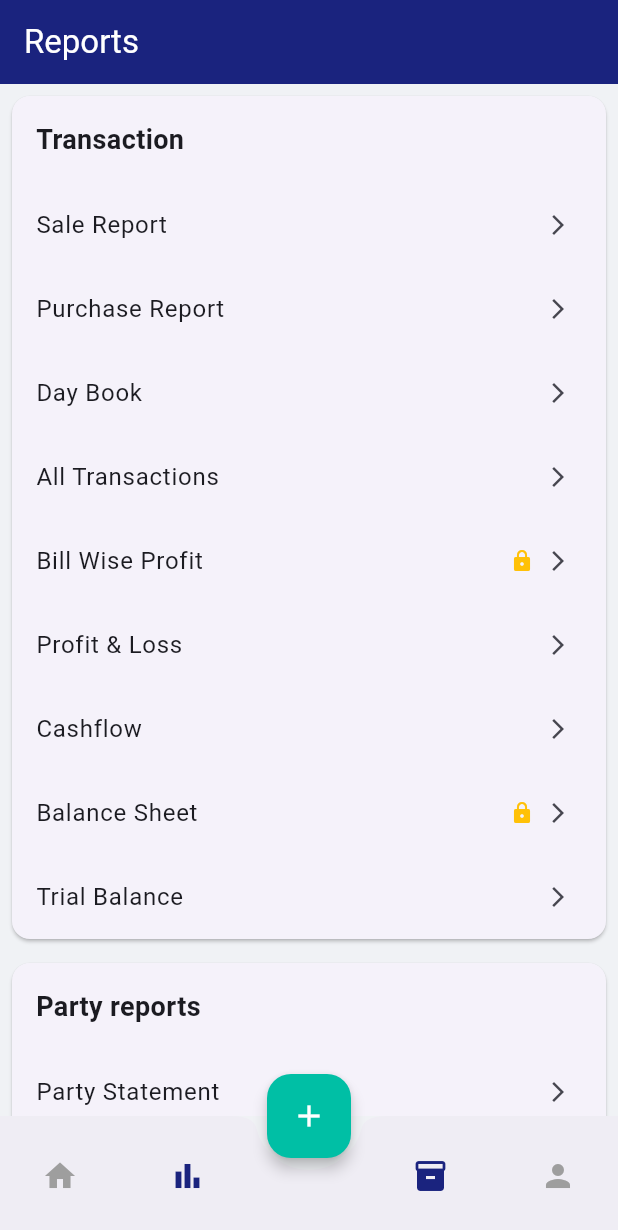
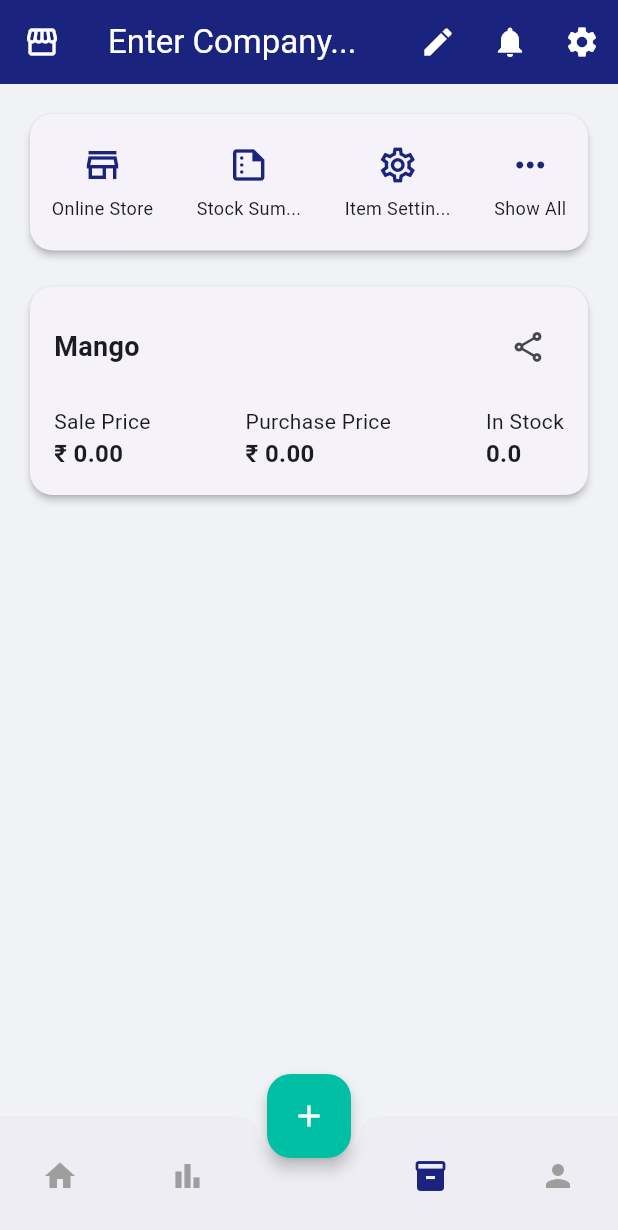
Before and after one commit to neerajklopikl/accountbook, a Flutter app: the screen it shows after launch, item 3 of the bottom bar chosen, on a phone screen of 412 x 824 dp. Shown: the top 1230 px of the screen. Run offline on Flutter 3.47's test engine with Material 3 defaults, Android fonts, the phone set to English and light mode, and no system bars; Roboto replaces fonts that are missing (Poppins).

Commit message:
lkjncbd commit

```diff
--- a/lib/main.dart
+++ b/lib/main.dart
@@ -33,6 +33,8 @@ import 'screens/purchase_order_screen.dart';
 import 'screens/expense_screen.dart';
 import 'screens/other_income_screen.dart';
 import 'screens/settings_screen.dart';
+import 'screens/stock_dashboard_screen.dart'; // Added
+import 'screens/stock_summary_screen.dart'; // Added
 
 void main() {
   runApp(const MyApp());
@@ -77,6 +79,9 @@ class MyApp extends StatelessWidget {
         '/gstReports': (context) => const GstReportsScreen(),
         '/stockReports': (context) => const StockReportsScreen(),
         '/settings': (context) => const SettingsScreen(),
+        '/stockDashboard': (context) => const StockDashboardScreen(), // Added
+        '/stockSummary': (context) => const StockSummaryScreen(), // Added
+
 
         // Add all the new routes here
         '/txnSettings': (context) => const TransactionSettingsScreen(),
--- a/lib/screens/main_screen.dart
+++ b/lib/screens/main_screen.dart
@@ -1,7 +1,8 @@
 import 'package:flutter/material.dart';
 import 'home_screen.dart';
-import 'reports_list_screen.dart'; // Changed from reports_screen.dart
+import 'reports_list_screen.dart';
 import 'profile_screen.dart';
+import 'stock_dashboard_screen.dart'; // Import the new screen
 
 class MainScreen extends StatefulWidget {
   const MainScreen({super.key});
@@ -15,7 +16,8 @@ class _MainScreenState extends State<MainScreen> {
 
   static const List<Widget> _widgetOptions = <Widget>[
     HomeScreen(),
-    ReportsListScreen(), // Use the new list screen
+    ReportsListScreen(),
+    StockDashboardScreen(), // Added stock screen
     ProfileScreen(),
   ];
 
@@ -58,16 +60,14 @@ class _MainScreenState extends State<MainScreen> {
   }
 
   Widget _buildNavItem(IconData icon, String label, int index) {
-    final effectiveIndex = index > 1 ? (index - 1) : index;
-
     return IconButton(
       icon: Icon(
         icon,
-        color: _selectedIndex == effectiveIndex
+        color: _selectedIndex == index
             ? Theme.of(context).primaryColor
             : Colors.grey,
       ),
-      onPressed: () => _onItemTapped(effectiveIndex),
+      onPressed: () => _onItemTapped(index),
       tooltip: label,
     );
   }
--- /dev/null
+++ b/lib/screens/stock_dashboard_screen.dart
@@ -0,0 +1,217 @@
+import 'package:flutter/material.dart';
+import '../models/feature_item_model.dart';
+import '../widgets/feature_grid_item.dart';
+
+class StockDashboardScreen extends StatelessWidget {
+  const StockDashboardScreen({super.key});
+
+  @override
+  Widget build(BuildContext context) {
+    return Scaffold(
+      appBar: AppBar(
+        leading: const Icon(Icons.storefront, color: Colors.white),
+        title: const Text('Enter Company...'),
+        backgroundColor: Theme.of(context).primaryColor,
+        foregroundColor: Colors.white,
+        actions: [
+          IconButton(onPressed: () {}, icon: const Icon(Icons.edit)),
+          IconButton(onPressed: () {}, icon: const Icon(Icons.notifications)),
+          IconButton(onPressed: () {}, icon: const Icon(Icons.settings)),
+        ],
+      ),
+      body: ListView(
+        padding: const EdgeInsets.all(16.0),
+        children: [
+          _buildQuickLinks(context),
+          const SizedBox(height: 16),
+          _buildStockItemCard(context),
+        ],
+      ),
+    );
+  }
+
+  Widget _buildQuickLinks(BuildContext context) {
+    return Card(
+      elevation: 2,
+      shape: RoundedRectangleBorder(borderRadius: BorderRadius.circular(15)),
+      child: Padding(
+        padding: const EdgeInsets.symmetric(vertical: 8.0),
+        child: Row(
+          mainAxisAlignment: MainAxisAlignment.spaceAround,
+          children: [
+            _buildQuickLinkItem(
+                context, Icons.store_outlined, 'Online Store', () {}),
+            _buildQuickLinkItem(context, Icons.summarize_outlined, 'Stock Sum...',
+                () => Navigator.pushNamed(context, '/stockSummary')),
+            _buildQuickLinkItem(context, Icons.settings_outlined, 'Item Settin...',
+                () => Navigator.pushNamed(context, '/itemSettings')),
+            _buildQuickLinkItem(
+                context, Icons.more_horiz, 'Show All', () => _showMoreOptionsSheet(context)),
+          ],
+        ),
+      ),
+    );
+  }
+
+  Widget _buildQuickLinkItem(
+      BuildContext context, IconData icon, String label, VoidCallback onTap) {
+    return InkWell(
+      onTap: onTap,
+      borderRadius: BorderRadius.circular(8),
+      child: Padding(
+        padding: const EdgeInsets.symmetric(horizontal: 8.0, vertical: 12.0),
+        child: Column(
+          mainAxisSize: MainAxisSize.min,
+          children: [
+            Icon(icon, color: Theme.of(context).primaryColor, size: 28),
+            const SizedBox(height: 6),
+            Text(label, style: const TextStyle(fontSize: 12)),
+          ],
+        ),
+      ),
+    );
+  }
+
+  Widget _buildStockItemCard(BuildContext context) {
+    return Card(
+      elevation: 2,
+      shape: RoundedRectangleBorder(borderRadius: BorderRadius.circular(15)),
+      child: Padding(
+        padding: const EdgeInsets.all(16.0),
+        child: Column(
+          children: [
+            Row(
+              mainAxisAlignment: MainAxisAlignment.spaceBetween,
+              children: [
+                const Text('Mango',
+                    style:
+                        TextStyle(fontSize: 18, fontWeight: FontWeight.bold)),
+                IconButton(
+                  icon: const Icon(Icons.share_outlined),
+                  onPressed: () {},
+                ),
+              ],
+            ),
+            const SizedBox(height: 16),
+            const Row(
+              mainAxisAlignment: MainAxisAlignment.spaceBetween,
+              children: [
+                Column(
+                  crossAxisAlignment: CrossAxisAlignment.start,
+                  children: [
+                    Text('Sale Price'),
+                    Text('₹ 0.00',
+                        style: TextStyle(
+                            fontSize: 16, fontWeight: FontWeight.bold)),
+                  ],
+                ),
+                Column(
+                  crossAxisAlignment: CrossAxisAlignment.start,
+                  children: [
+                    Text('Purchase Price'),
+                    Text('₹ 0.00',
+                        style: TextStyle(
+                            fontSize: 16, fontWeight: FontWeight.bold)),
+                  ],
+                ),
+                Column(
+                  crossAxisAlignment: CrossAxisAlignment.start,
+                  children: [
+                    Text('In Stock'),
+                    Text('0.0',
+                        style: TextStyle(
+                            fontSize: 16, fontWeight: FontWeight.bold)),
+                  ],
+                ),
+              ],
+            ),
+          ],
+        ),
+      ),
+    );
+  }
+
+  void _showMoreOptionsSheet(BuildContext context) {
+    showModalBottomSheet(
+      context: context,
+      builder: (context) {
+        final moreOptions = [
+          FeatureItemModel(
+              icon: Icons.file_upload,
+              title: 'Import Items',
+              color: Colors.blue),
+          FeatureItemModel(
+              icon: Icons.file_download,
+              title: 'Export Items',
+              color: Colors.green),
+          FeatureItemModel(
+              icon: Icons.stacked_line_chart,
+              title: 'Item wise PnL',
+              color: Colors.orange),
+          FeatureItemModel(
+              icon: Icons.add_circle_outline,
+              title: 'Additional Fields',
+              color: Colors.purple),
+          FeatureItemModel(
+              icon: Icons.info_outline,
+              title: 'Item Details',
+              color: Colors.teal),
+          FeatureItemModel(
+              icon: Icons.inventory,
+              title: 'Low Stock Sum...',
+              color: Colors.red),
+        ];
+
+        return Container(
+          padding: const EdgeInsets.all(16.0),
+          child: Column(
+            mainAxisSize: MainAxisSize.min,
+            children: [
+              Row(
+                mainAxisAlignment: MainAxisAlignment.spaceBetween,
+                children: [
+                  const Text('More Options',
+                      style:
+                          TextStyle(fontSize: 18, fontWeight: FontWeight.bold)),
+                  IconButton(
+                    icon: const Icon(Icons.close),
+                    onPressed: () => Navigator.pop(context),
+                  ),
+                ],
+              ),
+              const SizedBox(height: 16),
+              GridView.builder(
+                shrinkWrap: true,
+                physics: const NeverScrollableScrollPhysics(),
+                gridDelegate: const SliverGridDelegateWithFixedCrossAxisCount(
+                  crossAxisCount: 3,
+                  crossAxisSpacing: 10,
+                  mainAxisSpacing: 10,
+                  childAspectRatio: 1.1,
+                ),
+                itemCount: moreOptions.length,
+                itemBuilder: (context, index) {
+                  final item = moreOptions[index];
+                  Widget gridItem = FeatureGridItem(item: item, onTap: () {});
+                  if (item.title == 'Additional Fields') {
+                    gridItem = Stack(
+                      children: [
+                        gridItem,
+                        const Positioned(
+                          top: 4,
+                          right: 4,
+                          child: Icon(Icons.workspace_premium, color: Colors.amber, size: 16),
+                        )
+                      ],
+                    );
+                  }
+                  return gridItem;
+                },
+              ),
+            ],
+          ),
+        );
+      },
+    );
+  }
+}
```
Also changed, not shown: lib/screens/item_settings_screen.dart (+92 -86 lines), lib/screens/stock_summary_screen.dart (added, +111 -0 lines).
